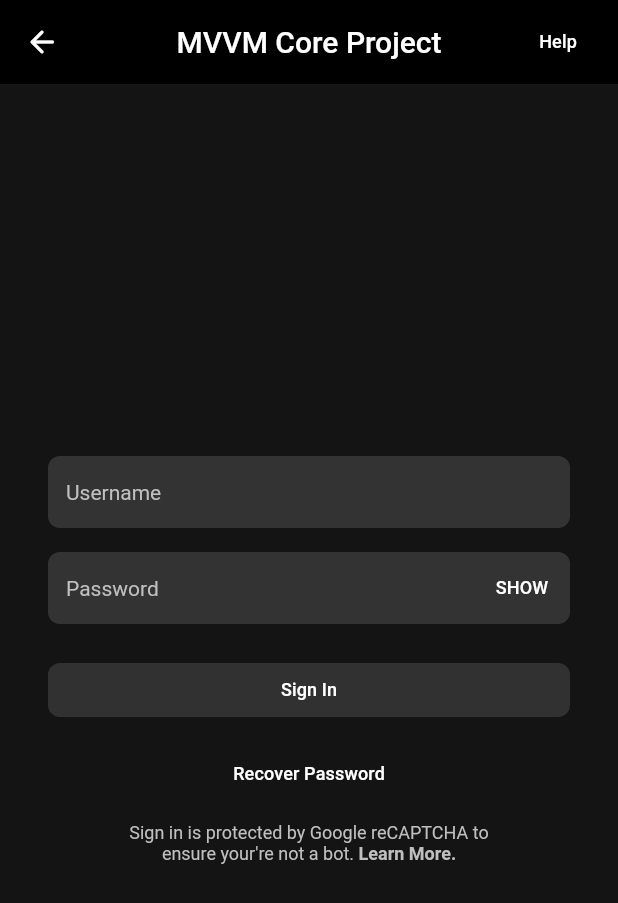
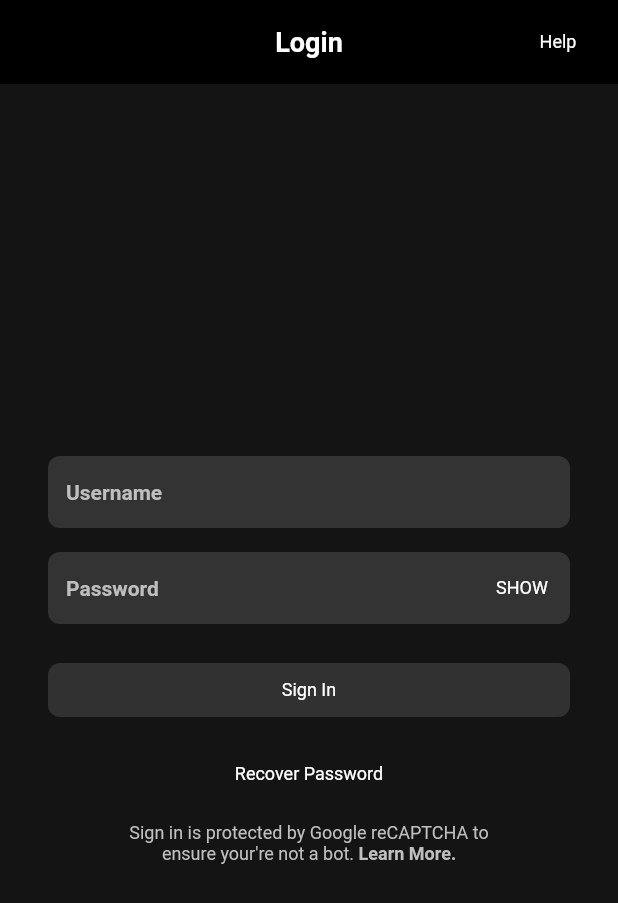
Before and after one commit to Limvunhoy/mvvm_core_project, a Flutter app: the screen it shows after launch, on a phone screen of 412 x 824 dp. Shown: the top 903 px of the screen. Run offline on Flutter 3.47's test engine with Material 2 defaults, Android fonts, the light colour scheme and no system bars; our stand-ins replace dartz, dio, equatable, get_it, go_router, shared_preferences.

Commit message:
implement go router - feat: config app router - chore: modify base view widget - feat: design unknown route screen

```diff
--- a/lib/common/base_text.dart
+++ b/lib/common/base_text.dart
@@ -42,7 +42,7 @@ class BaseText extends StatelessWidget {
       data,
       key: key,
       style: style ??
-          Theme.of(context).textTheme.titleSmall?.copyWith(
+          Theme.of(context).textTheme.bodySmall?.copyWith(
                 color: color,
                 fontSize: fonside,
                 fontWeight: fontWeight,
--- a/lib/common/base_view.dart
+++ b/lib/common/base_view.dart
@@ -1,28 +1,38 @@
 import 'dart:io';
 
 import 'package:flutter/material.dart';
+import 'package:go_router/go_router.dart';
 import 'package:mvvm_core_project/common/base_icon_button.dart';
+import 'package:mvvm_core_project/common/base_text.dart';
 import 'package:mvvm_core_project/constants/app_color.dart';
+import 'package:mvvm_core_project/core/app_route.dart';
+import 'package:mvvm_core_project/utilities/extension%20/text_theme_extension.dart';
 
 class BaseView extends StatelessWidget {
   final Widget child;
   final Color? backgroundColor;
   final Widget? title;
+  final String? displayTitle;
   final Widget? leading;
   final bool? showLeading;
   final List<Widget>? actions;
   final Widget? bottomNavigationBar;
   final bool? centerTitle;
+  final bool automaticallyImplyLeading;
+  final VoidCallback? onBackPressed;
   const BaseView({
     Key? key,
     required this.child,
     this.backgroundColor = AppColor.secondary,
+    this.displayTitle,
     this.title,
     this.leading,
     this.showLeading = true,
     this.actions,
     this.bottomNavigationBar,
     this.centerTitle,
+    this.automaticallyImplyLeading = true,
+    this.onBackPressed,
   }) : super(key: key);
 
   @override
@@ -32,14 +42,22 @@ class BaseView extends StatelessWidget {
         Platform.isIOS ? Icons.arrow_back_ios_new_rounded : Icons.arrow_back_rounded,
         color: AppColor.white,
       ),
-      onPressed: () {},
+      onPressed: onBackPressed ??
+          () {
+            context.pop();
+          },
     );
 
     var appBar = AppBar(
-      title: title,
-      leading: showLeading! ? leading ?? backButton : null,
+      title: title ??
+          BaseText(
+            displayTitle ?? "",
+            style: context.title18,
+          ),
+      leading: (automaticallyImplyLeading && leading == null) ? backButton : null,
       actions: actions,
       centerTitle: centerTitle,
+      automaticallyImplyLeading: automaticallyImplyLeading,
     );
 
     return Scaffold(
--- /dev/null
+++ b/lib/core/app_route.dart
@@ -0,0 +1,27 @@
+import 'package:flutter/cupertino.dart';
+import 'package:go_router/go_router.dart';
+import 'package:mvvm_core_project/core/unknown_route.dart';
+import 'package:mvvm_core_project/presentation/view/home/home_view.dart';
+import 'package:mvvm_core_project/presentation/view/login/login_view.dart';
+
+class AppRoute {
+  static final _rootNavigatorKey = GlobalKey<NavigatorState>();
+  static const String login = "/login";
+  static const String home = "/home";
+
+  static final GoRouter router = GoRouter(
+    initialLocation: login,
+    debugLogDiagnostics: true,
+    routes: [
+      GoRoute(
+        path: login,
+        builder: (context, state) => const LoginView(),
+      ),
+      GoRoute(
+        path: home,
+        builder: (context, state) => const HomeView(),
+      ),
+    ],
+    errorBuilder: (context, state) => const UnknownRoute(),
+  );
+}
--- /dev/null
+++ b/lib/core/text_theme.dart
@@ -0,0 +1,59 @@
+import 'package:flutter/material.dart';
+import 'package:mvvm_core_project/constants/app_color.dart';
+
+class AppTextTheme {
+  static TextTheme appTextTheme() {
+    return const TextTheme(
+      headlineLarge: TextStyle(fontSize: 28, color: AppColor.lbSecondary, fontWeight: FontWeight.w700),
+      headlineMedium: TextStyle(
+        fontSize: 24,
+        color: AppColor.lbSecondary,
+        fontWeight: FontWeight.w700,
+      ),
+      headlineSmall: TextStyle(
+        fontSize: 20,
+        color: AppColor.lbSecondary,
+        fontWeight: FontWeight.w700,
+      ),
+      titleLarge: TextStyle(
+        fontSize: 18,
+        color: AppColor.white,
+        fontWeight: FontWeight.w600,
+      ),
+      titleMedium: TextStyle(
+        fontSize: 16,
+        color: AppColor.white,
+        fontWeight: FontWeight.w600,
+      ),
+      titleSmall: TextStyle(
+        fontSize: 14,
+        color: AppColor.white,
+        fontWeight: FontWeight.w600,
+      ),
+      bodyLarge: TextStyle(
+        fontSize: 16,
+        color: AppColor.lbSecondary,
+      ),
+      bodyMedium: TextStyle(
+        fontSize: 14,
+        color: AppColor.lbSecondary,
+      ),
+      bodySmall: TextStyle(
+        fontSize: 12,
+        color: AppColor.lbSecondary,
+      ),
+      labelLarge: TextStyle(
+        fontSize: 16,
+        color: AppColor.lbSecondary,
+      ),
+      labelMedium: TextStyle(
+        fontSize: 14,
+        color: AppColor.lbSecondary,
+      ),
+      labelSmall: TextStyle(
+        fontSize: 12,
+        color: AppColor.lbSecondary,
+      ),
+    );
+  }
+}
--- a/lib/main.dart
+++ b/lib/main.dart
@@ -1,8 +1,10 @@
 import 'package:flutter/cupertino.dart';
 import 'package:flutter/material.dart';
-import 'package:mvvm_core_project/common/platform_app.dart';
+import 'package:go_router/go_router.dart';
 import 'package:mvvm_core_project/constants/app_color.dart';
+import 'package:mvvm_core_project/core/app_route.dart';
 import 'package:mvvm_core_project/core/locator.dart';
+import 'package:mvvm_core_project/core/text_theme.dart';
 import 'package:mvvm_core_project/presentation/view/login/login_view.dart';
 
 void main() {
@@ -10,13 +12,22 @@
   runApp(const MyApp());
 }
 
+final GoRouter router = GoRouter(
+  routes: [
+    GoRoute(
+      path: "/",
+      builder: (context, state) => const LoginView(),
+    ),
+  ],
+);
+
 class MyApp extends StatelessWidget {
   const MyApp({Key? key}) : super(key: key);
 
   // This widget is the root of your application.
   @override
   Widget build(BuildContext context) {
-    return MaterialApp(
+    return MaterialApp.router(
       title: 'Flutter Demo',
       theme: ThemeData.dark().copyWith(
         primaryColor: AppColor.primary,
@@ -31,10 +42,13 @@
         buttonTheme: const ButtonThemeData(
           buttonColor: AppColor.primary,
         ),
+        textTheme: AppTextTheme.appTextTheme(),
         brightness: Brightness.dark,
         scaffoldBackgroundColor: AppColor.background,
       ),
-      home: const LoginView(),
+      routeInformationParser: AppRoute.router.routeInformationParser,
+      routerDelegate: AppRoute.router.routerDelegate,
+      // home: const LoginView(),
     );
   }
 }
--- a/lib/presentation/view/login/login_view.dart
+++ b/lib/presentation/view/login/login_view.dart
@@ -1,4 +1,5 @@
 import 'package:flutter/material.dart';
+import 'package:go_router/go_router.dart';
 import 'package:mvvm_core_project/common/base_button.dart';
 import 'package:mvvm_core_project/common/base_text.dart';
 import 'package:mvvm_core_project/common/base_text_button.dart';
@@ -7,9 +8,11 @@ import 'package:mvvm_core_project/common/base_view.dart';
 import 'package:mvvm_core_project/common/base_widget.dart';
 import 'package:mvvm_core_project/constants/app_color.dart';
 import 'package:mvvm_core_project/constants/gap.dart';
+import 'package:mvvm_core_project/core/app_route.dart';
 import 'package:mvvm_core_project/core/locator.dart';
 import 'package:mvvm_core_project/presentation/view/login/sign_in_recaptcha.dart';
 import 'package:mvvm_core_project/presentation/viewmodel/login_viewmodel.dart';
+import 'package:mvvm_core_project/utilities/extension%20/text_theme_extension.dart';
 
 class LoginView extends StatelessWidget {
   const LoginView({Key? key}) : super(key: key);
@@ -19,13 +22,16 @@ class LoginView extends StatelessWidget {
     debugPrint("$this Rebuild");
     return BaseView(
       centerTitle: true,
-      title: const Text("MVVM Core Project"),
+      displayTitle: "Login",
+      automaticallyImplyLeading: false,
       actions: [
         Padding(
           padding: const EdgeInsets.only(right: 8.0),
           child: BaseTextButton(
             child: const BaseText("Help"),
-            onPressed: () {},
+            onPressed: () {
+              context.push(AppRoute.home);
+            },
           ),
         ),
       ],
--- a/pubspec.yaml
+++ b/pubspec.yaml
@@ -41,6 +41,7 @@ dependencies:
   dartz: ^0.10.1
   equatable: ^2.0.5
   get_it: ^7.6.0
+  go_router: ^3.1.1
 
 dev_dependencies:
   flutter_test:
```
Also changed, not shown: lib/core/unknown_route.dart (added, +41 -0 lines), lib/presentation/view/home/home_view.dart (+18 -0 lines), lib/utilities/extension /text_theme_extension.dart (added, +23 -0 lines), pubspec.lock, 8 other files.
